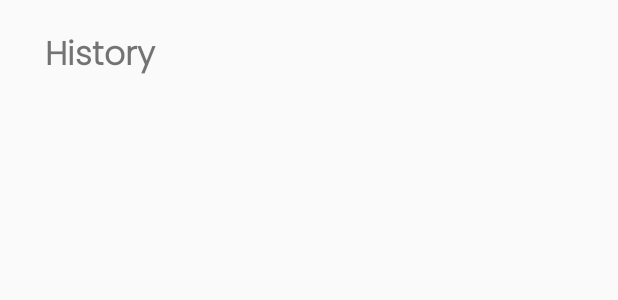
After one commit to ouma-h/Diabeat, an Android app: the layout activity_history.xml on its own in the app's theme, with its tools: preview values and no code run, on a phone screen of 412 x 824 dp. The commit adds this screen. Shown: the top 300 px of the screen. Run offline under Robolectric (Android 15) with nearby library versions, the phone set to English and light mode, and no system bars.

Commit message:
Updated History

```diff
--- a/app/src/main/java/com/example/diabeat/AlertReceiver.java
+++ b/app/src/main/java/com/example/diabeat/AlertReceiver.java
@@ -11,7 +11,7 @@ public class AlertReceiver extends BroadcastReceiver {
     @Override
     public void onReceive(Context context, Intent intent) {
         NotificationHelper notificationHelper = new NotificationHelper(context);
-        NotificationCompat.Builder nb = notificationHelper.getChannelNotification(intent.getStringExtra("Title"), intent.getStringExtra("Content"));
+        NotificationCompat.Builder nb = notificationHelper.getChannelNotification(intent.getStringExtra("Title"), intent.getStringExtra("Content"), intent.getStringExtra("med"));
         notificationHelper.getManager().notify(1, nb.build());
     }
 }
--- /dev/null
+++ b/app/src/main/res/layout/activity_history.xml
@@ -0,0 +1,56 @@
+<?xml version="1.0" encoding="utf-8"?>
+<androidx.constraintlayout.widget.ConstraintLayout xmlns:android="http://schemas.android.com/apk/res/android"
+    xmlns:app="http://schemas.android.com/apk/res-auto"
+    xmlns:tools="http://schemas.android.com/tools"
+    android:layout_width="match_parent"
+    android:layout_height="match_parent"
+    tools:context=".ProgramSingle">
+
+    <LinearLayout
+        android:id="@+id/linearPL"
+        android:layout_width="match_parent"
+        android:layout_height="0dp"
+        android:orientation="vertical"
+        android:paddingLeft="10dp"
+        android:paddingRight="10dp"
+        app:layout_constraintBottom_toBottomOf="parent"
+        app:layout_constraintStart_toStartOf="parent"
+        app:layout_constraintTop_toTopOf="parent"
+        app:layout_constraintVertical_bias="0.0">
+
+        <LinearLayout
+            android:layout_width="match_parent"
+            android:layout_height="wrap_content"
+            android:gravity="center_vertical"
+            android:orientation="horizontal"
+            android:padding="10dp">
+
+            <TextView
+                android:id="@+id/progTitle"
+                android:layout_width="match_parent"
+                android:layout_height="wrap_content"
+                android:layout_margin="10dp"
+                android:fontFamily="@font/poppins_light"
+                android:gravity="center_vertical"
+                android:text="History"
+                android:textSize="22dp"
+                android:textStyle="bold" />
+
+        </LinearLayout>
+
+        <ScrollView
+            android:layout_width="match_parent"
+            android:layout_height="match_parent"
+            android:paddingBottom="35dp">
+
+            <LinearLayout
+                android:id="@+id/linearCards"
+                android:layout_width="match_parent"
+                android:layout_height="wrap_content"
+                android:orientation="vertical"
+                android:paddingBottom="10dp"></LinearLayout>
+        </ScrollView>
+
+    </LinearLayout>
+
+</androidx.constraintlayout.widget.ConstraintLayout>
--- a/app/src/main/res/layout/medication_card.xml
+++ b/app/src/main/res/layout/medication_card.xml
@@ -12,6 +12,7 @@
         android:orientation="vertical">
 
         <androidx.cardview.widget.CardView
+            android:id="@+id/medCard"
             android:layout_width="match_parent"
             android:layout_height="wrap_content"
             android:layout_margin="10dp"
```
Also changed, not shown: app/src/main/java/com/example/diabeat/AddMedication.java (+6 -1 lines), app/src/main/java/com/example/diabeat/History.java (added, +81 -0 lines), app/src/main/java/com/example/diabeat/MainActivity.java (+59 -4 lines), app/src/main/java/com/example/diabeat/NotificationHelper.java (+6 -4 lines), app/src/main/java/com/example/diabeat/models/Medication.java (+31 -0 lines), app/src/main/res/layout/activity_medication_taken.xml (added, +168 -0 lines), app/src/main/res/layout/confirm_skip.xml (+6 -4 lines).
